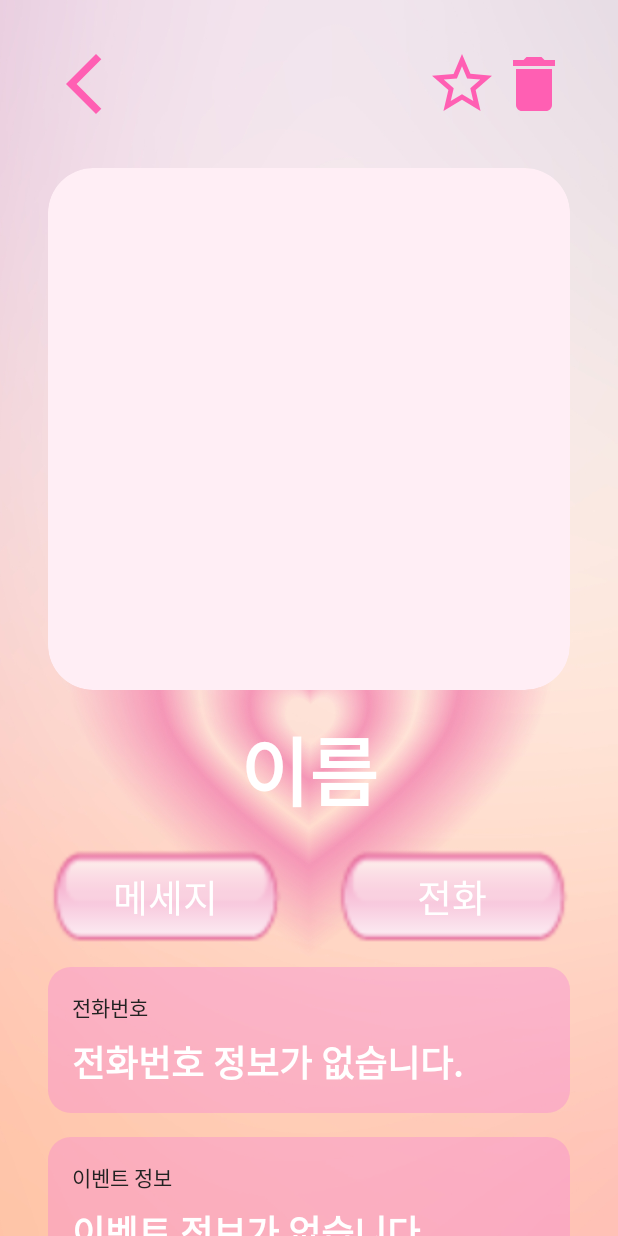
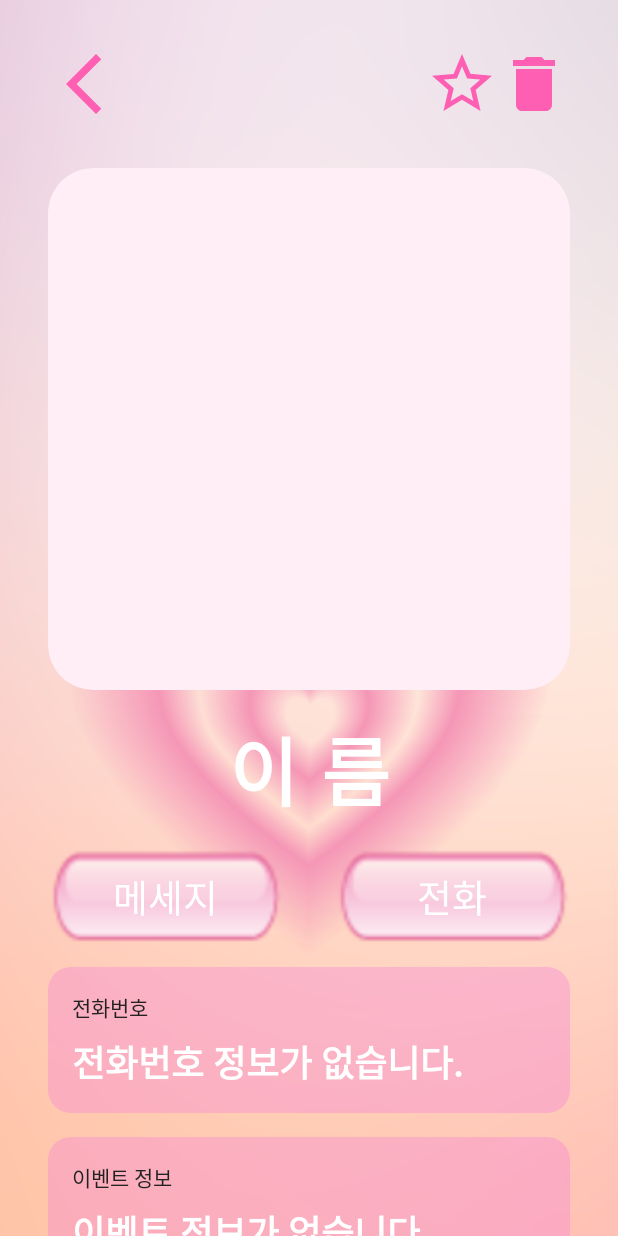
Before and after one commit to IDKOS1/SweetieContactGet, an Android app: the layout activity_detail.xml on its own in the app's theme, with its tools: preview values and no code run, on a phone screen of 412 x 824 dp. Run offline under Robolectric (Android 15) with nearby library versions, the phone set to English and light mode, and no system bars.

Commit message:
Layout Refactor: id 변경

```diff
--- a/app/src/main/res/layout/activity_detail.xml
+++ b/app/src/main/res/layout/activity_detail.xml
@@ -36,7 +36,7 @@
             app:tint="@color/primary" />
 
         <ToggleButton
-            android:id="@+id/iv_detail_mark"
+            android:id="@+id/tb_detail_mark"
             android:layout_width="48dp"
             android:layout_height="48dp"
             android:background="@drawable/ic_bookmark_selector"
@@ -78,6 +78,7 @@
                 android:layout_marginTop="16dp"
                 android:fontFamily="@font/yeonaesidae"
                 android:gravity="center"
+                android:letterSpacing="0.3"
                 android:text="@string/common_name"
                 android:textColor="@color/white"
                 android:textFontWeight="700"
```
